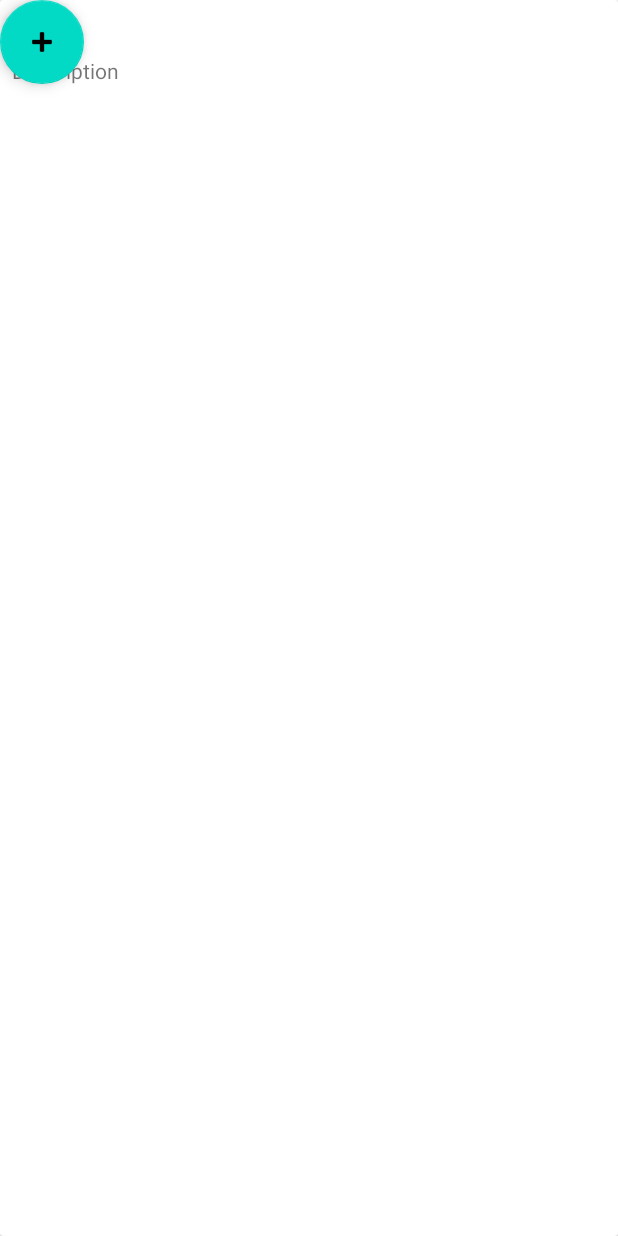
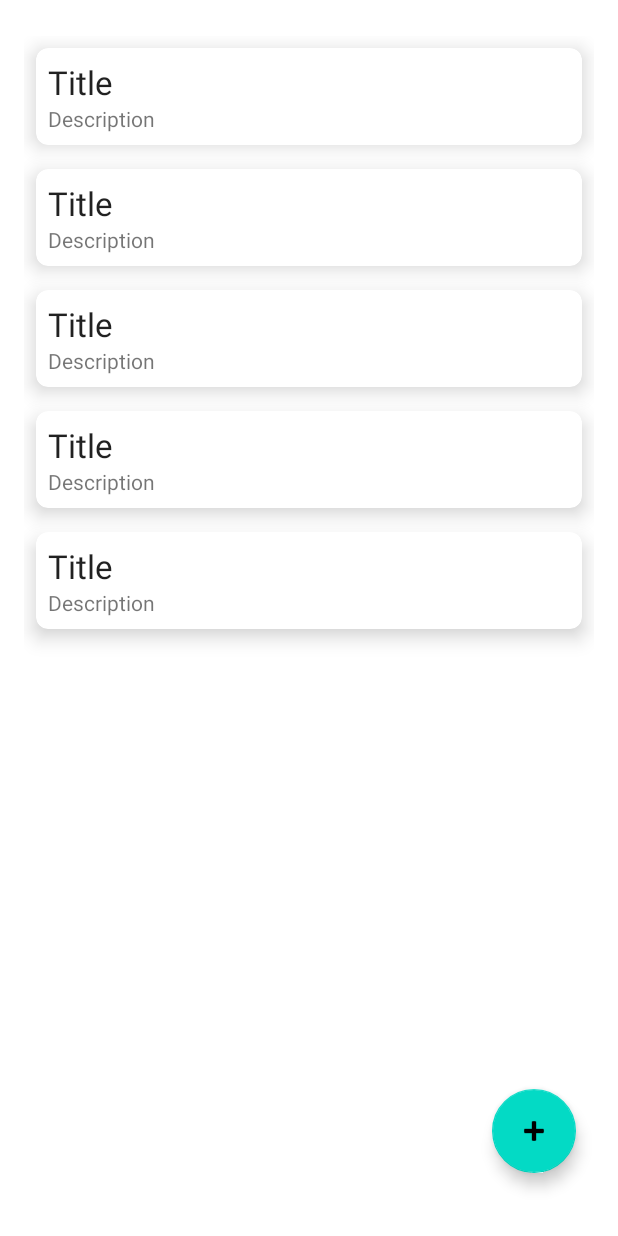
Before and after one commit to mederesenali/noteApp, an Android app: the layout activity_main.xml on its own in the app's theme, with its tools: preview values and no code run, on a phone screen of 412 x 824 dp. Run offline under Robolectric (Android 15) with nearby library versions, the phone set to English and light mode, and no system bars.

Commit message:
Исправил note_item.xml Добавил guidelines в ConstrainLayout (activity_main.xml)

```diff
--- a/app/src/main/AndroidManifest.xml
+++ b/app/src/main/AndroidManifest.xml
@@ -9,7 +9,7 @@
         android:roundIcon="@mipmap/ic_launcher_round"
         android:supportsRtl="true"
         android:theme="@style/Theme.My_noteApp">
-        <activity android:name=".AddNoteActivity"></activity>
+        <activity android:name=".AddNoteActivity" />
         <activity android:name=".MainActivity">
             <intent-filter>
                 <action android:name="android.intent.action.MAIN" />
--- a/app/src/main/res/layout/activity_main.xml
+++ b/app/src/main/res/layout/activity_main.xml
@@ -8,26 +8,52 @@
 
     <androidx.recyclerview.widget.RecyclerView
         android:id="@+id/recycler_view"
-        android:layout_width="match_parent"
-        android:layout_height="match_parent"
-        tools:layout_editor_absoluteX="-68dp"
-        tools:layout_editor_absoluteY="-51dp"
-        tools:listitem="@layout/note_item">
-
-    </androidx.recyclerview.widget.RecyclerView>
-
+        android:layout_width="0dp"
+        android:layout_height="0dp"
+        app:layout_constraintBottom_toBottomOf="@id/guideline_bottom"
+        app:layout_constraintEnd_toEndOf="@id/guideline_end"
+        app:layout_constraintStart_toStartOf="@id/guideline_start"
+        app:layout_constraintTop_toTopOf="@id/guideline_top"
+        tools:listitem="@layout/note_item"
+        tools:itemCount="5"/>
 
 
     <com.google.android.material.floatingactionbutton.FloatingActionButton
         android:id="@+id/floatingActionButton"
         android:layout_width="wrap_content"
         android:layout_height="wrap_content"
-        android:onClick="addNote"
-        android:layout_marginTop="300dp"
-        android:layout_marginLeft="50dp"
+        app:layout_constraintBottom_toBottomOf="@id/guideline_bottom"
+        app:layout_constraintEnd_toEndOf="@id/guideline_end"
         app:srcCompat="@android:drawable/ic_input_add"
-        tools:layout_editor_absoluteX="302dp"
-        tools:layout_editor_absoluteY="634dp"
-        tools:ignore="OnClick" />
+        app:useCompatPadding="true"
+        tools:ignore="ContentDescription,OnClick" />
+
+    <androidx.constraintlayout.widget.Guideline
+        android:id="@+id/guideline_start"
+        android:layout_width="wrap_content"
+        android:layout_height="wrap_content"
+        android:orientation="vertical"
+        app:layout_constraintGuide_begin="16dp" />
+
+    <androidx.constraintlayout.widget.Guideline
+        android:id="@+id/guideline_end"
+        android:layout_width="wrap_content"
+        android:layout_height="wrap_content"
+        android:orientation="vertical"
+        app:layout_constraintGuide_end="16dp" />
+
+    <androidx.constraintlayout.widget.Guideline
+        android:id="@+id/guideline_top"
+        android:layout_width="wrap_content"
+        android:layout_height="wrap_content"
+        android:orientation="horizontal"
+        app:layout_constraintGuide_begin="24dp" />
+
+    <androidx.constraintlayout.widget.Guideline
+        android:id="@+id/guideline_bottom"
+        android:layout_width="wrap_content"
+        android:layout_height="wrap_content"
+        android:orientation="horizontal"
+        app:layout_constraintGuide_end="24dp" />
 
 </androidx.constraintlayout.widget.ConstraintLayout>
--- a/app/src/main/res/layout/note_item.xml
+++ b/app/src/main/res/layout/note_item.xml
@@ -1,22 +1,31 @@
 <?xml version="1.0" encoding="utf-8"?>
 <androidx.cardview.widget.CardView xmlns:android="http://schemas.android.com/apk/res/android"
-    android:layout_width="match_parent" android:layout_height="match_parent">
+    xmlns:app="http://schemas.android.com/apk/res-auto"
+    android:layout_width="match_parent"
+    android:layout_height="wrap_content"
+    android:layout_margin="8dp"
+    android:padding="8dp"
+    app:cardCornerRadius="8dp"
+    app:cardElevation="8dp">
+
     <RelativeLayout
-        android:layout_width="wrap_content"
+        android:layout_width="match_parent"
         android:layout_height="wrap_content"
         android:padding="8dp">
+
         <TextView
             android:id="@+id/text_view_title"
-            android:layout_width="wrap_content"
+            android:layout_width="match_parent"
             android:layout_height="wrap_content"
             android:layout_alignParentStart="true"
             android:ellipsize="end"
             android:maxLines="1"
             android:text="Title"
             android:textAppearance="@style/TextAppearance.AppCompat.Large" />
+
         <TextView
             android:id="@+id/text_view_description"
-            android:layout_width="wrap_content"
+            android:layout_width="match_parent"
             android:layout_height="wrap_content"
             android:layout_below="@id/text_view_title"
             android:text="Description" />
```
